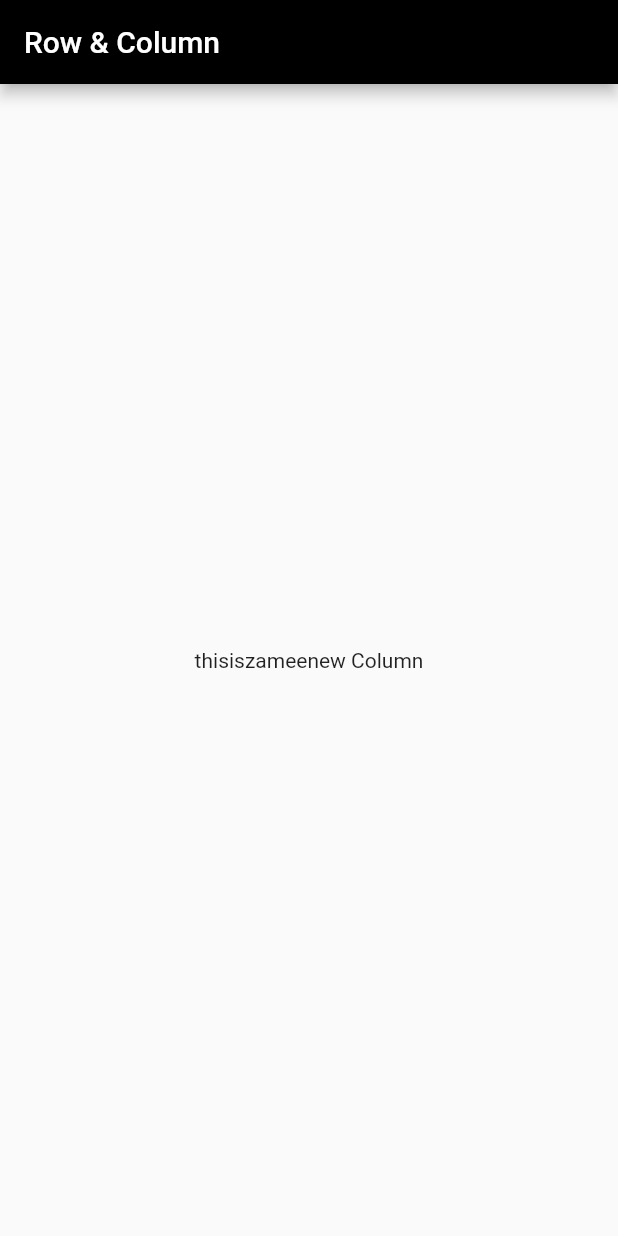
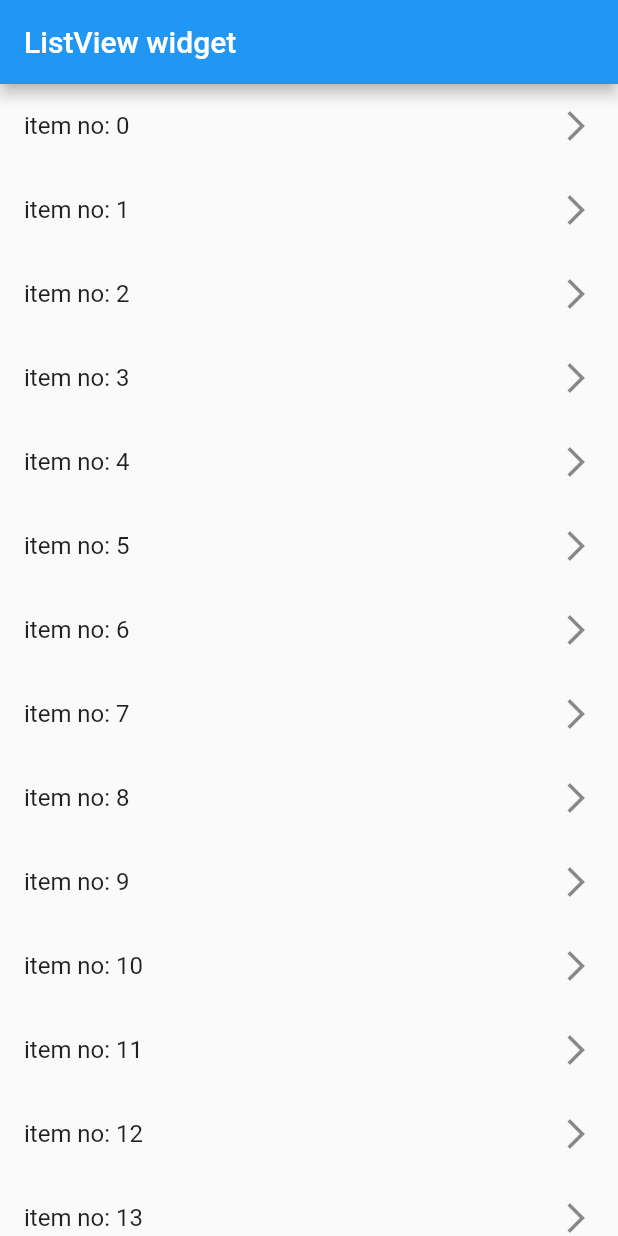
Before and after one commit to ahzamee/flutterPractice, a Flutter app: the screen it shows after launch, on a phone screen of 412 x 824 dp. Run offline on Flutter 3.47's test engine with Material 2 defaults, Android fonts, the phone set to English and light mode, and no system bars.

Commit message:
ListViewWidget

```diff
--- a/lib/main.dart
+++ b/lib/main.dart
@@ -1,10 +1,74 @@
 import 'package:flutter/material.dart';
 
 void main(){
-  runApp(new Application());
+  runApp(new ListViewWidget());
 }
 
-class Application extends StatelessWidget {
+class ListViewWidget extends StatefulWidget {
+  @override
+  _ListViewWidgetState createState() => _ListViewWidgetState();
+}
+
+class _ListViewWidgetState extends State<ListViewWidget> {
+  List<int> items = new List();
+
+  @override
+  void initState() {
+    for(int i = 0;i<50; i++){
+      items.add(i);
+    }
+    super.initState();
+  }
+
+  @override
+  Widget build(BuildContext context){
+    return MaterialApp(
+      title: "Dummy Application",
+      home: new Scaffold(
+        appBar: new AppBar(title : new Text("ListView widget"),),
+        body: new ListView.builder(
+            itemCount: items.length,
+            itemBuilder: (BuildContext context, int index){
+              return new ListTile(
+                  title: new Text("item no: $index"),
+                  trailing: new Icon(Icons.arrow_forward_ios));
+            }),
+      ),
+    );
+  }
+}
+
+
+/*class _ListViewWidgetState extends State<ListViewWidget> {
+  @override
+  Widget build(BuildContext context) {
+    return MaterialApp(
+      title: "ListView",
+      home: new Scaffold(
+        appBar: new AppBar(title: new Text("ListView Widget"),),
+        body: new ListView(
+          children: <Widget>[
+            new ListTile(
+              title: new Text("items 1"),
+              trailing: new Icon(Icons.arrow_forward_ios),
+            ),
+            new ListTile(
+              title: new Text("items 2"),
+              trailing: new Icon(Icons.arrow_forward_ios),
+            ),
+            new ListTile(
+              title: new Text("items 3"),
+              trailing: new Icon(Icons.arrow_forward_ios),
+            )
+          ],
+        ),
+      ),
+    );
+  }
+}*/
+
+
+/*class RowColumn extends StatelessWidget {
   @override
   Widget build(BuildContext context) {
     return MaterialApp(
@@ -31,8 +95,7 @@ class Application extends StatelessWidget {
       ),
     );
   }
-}
-
+}*/
 
 /*class Application extends StatefulWidget {
   @override
```
